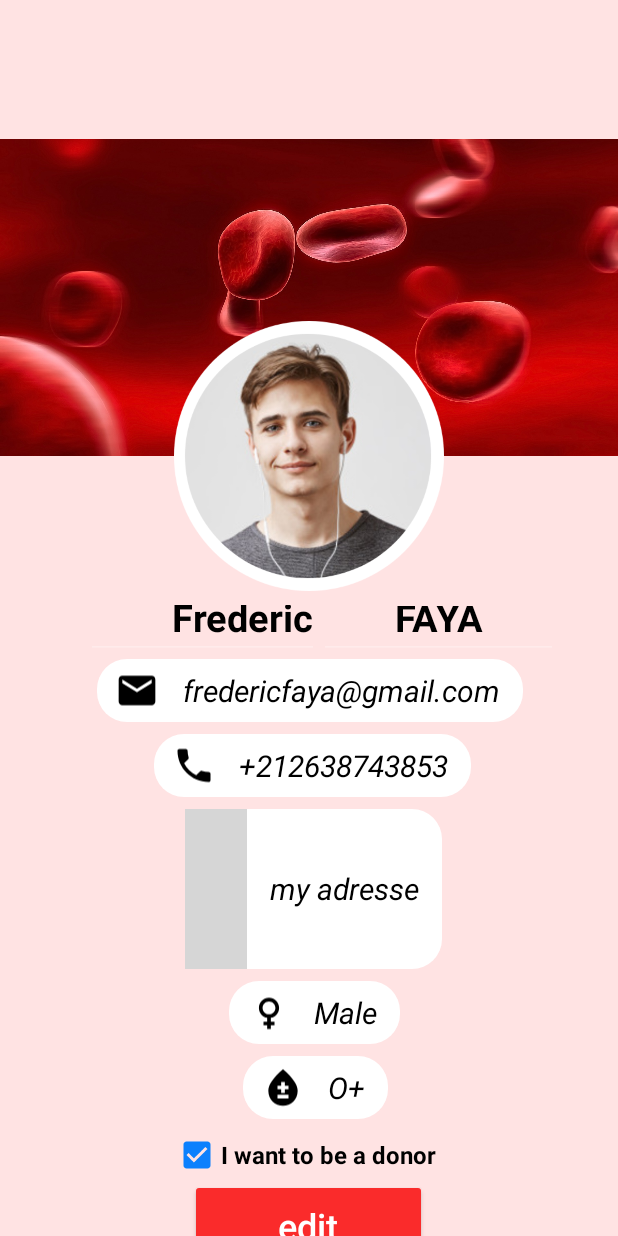
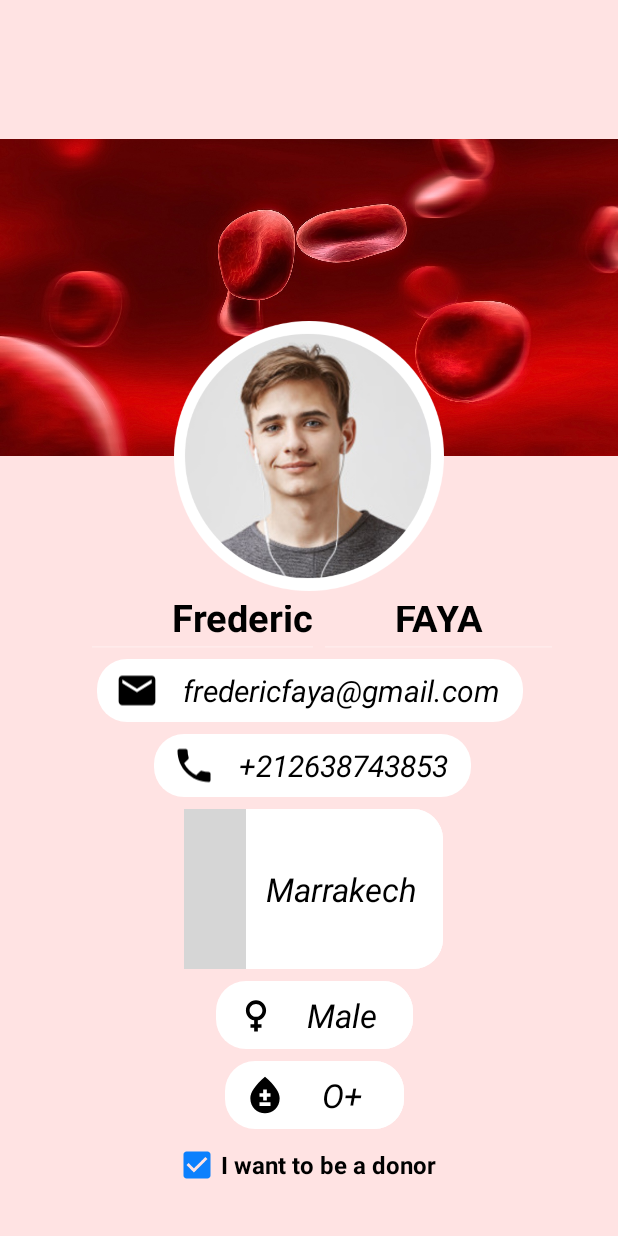
Before and after one commit to Mobile-Prj/MINI_PROJET_APPLICATION_MOBILE-BLOOD_DONATION, an Android app: the fragment ProfileFragment placed in its activity, on a phone screen of 412 x 824 dp. Run offline under Robolectric (Android 15) with nearby library versions, the phone set to English and light mode, and no system bars; grey boxes are pictures that could not be loaded.

Commit message:
update:update profile interface

```diff
--- a/app/src/main/java/com/example/miniprojetapplicationmobileblooddonation/Database/DataBaseHelper.java
+++ b/app/src/main/java/com/example/miniprojetapplicationmobileblooddonation/Database/DataBaseHelper.java
@@ -5,6 +5,8 @@ import android.content.Context;
 import android.database.Cursor;
 import android.database.sqlite.SQLiteDatabase;
 import android.database.sqlite.SQLiteOpenHelper;
+import android.graphics.Bitmap;
+import android.graphics.BitmapFactory;
 
 import androidx.annotation.Nullable;
 
@@ -21,7 +23,7 @@ public class DataBaseHelper extends SQLiteOpenHelper {
     @Override
     public void onCreate(SQLiteDatabase sqLiteDatabase) {
         //CREATE Table
-        sqLiteDatabase.execSQL("CREATE TABLE user(id integer primary key AUTOINCREMENT,FirstName text,LastName text,gender text,Phone text,Address text,email text,BloodCategory text,password text,image text,Isdonor boolean)");
+        sqLiteDatabase.execSQL("CREATE TABLE user(id integer primary key AUTOINCREMENT,FirstName text,LastName text,gender text,Phone text,Address text,email text,BloodCategory text,password text,image blob,Isdonor boolean)");
         sqLiteDatabase.execSQL("CREATE TABLE requester(id integer primary key AUTOINCREMENT,FullName text,Contact text,PostedOn text,Location text,BloodCategory text)");
 
     }
@@ -110,7 +112,6 @@ public class DataBaseHelper extends SQLiteOpenHelper {
         Cursor cursor = db.rawQuery(query, new String[]{email});
 
         // get informations from the cursor
-        userProfile.setUserImage(cursor.getString(9));
         userProfile.setFirstName(cursor.getString(1));
         userProfile.setLastName(cursor.getString(2));
         userProfile.setEmail(cursor.getString(6));
@@ -118,8 +119,11 @@ public class DataBaseHelper extends SQLiteOpenHelper {
         userProfile.setGender(cursor.getString(3));
         userProfile.setPhone(cursor.getString(3));
         userProfile.setBloodType(cursor.getString(7));
-        userProfile.setUserImage(cursor.getString(9));
         userProfile.setDonor(cursor.getInt(10)==1);
+
+        byte[] img = cursor.getBlob(9);
+        Bitmap bitmap = BitmapFactory.decodeByteArray(img, 0, img.length);
+        userProfile.setUserImage(bitmap);
 
         return userProfile;
 
@@ -135,7 +139,7 @@ public class DataBaseHelper extends SQLiteOpenHelper {
         contentValues.put("phone", userProfile.getPhone());
         contentValues.put("gender", userProfile.getGender());
         contentValues.put("bloodType", userProfile.getBloodType());
-        contentValues.put("image", userProfile.getUserImage());
+        //contentValues.put("image", userProfile.getUserImage());
         contentValues.put("isDonor", userProfile.getDonor());
 
         Cursor cursor = db.rawQuery("SELECT * FROM USER WHERE email = ?", new String[]{userProfile.getEmail()});
--- a/app/src/main/java/com/example/miniprojetapplicationmobileblooddonation/Fragments/ProfileFragment.java
+++ b/app/src/main/java/com/example/miniprojetapplicationmobileblooddonation/Fragments/ProfileFragment.java
@@ -4,17 +4,18 @@ import android.os.Bundle;
 import android.view.LayoutInflater;
 import android.view.View;
 import android.view.ViewGroup;
+import android.widget.ArrayAdapter;
 import android.widget.Button;
 import android.widget.CheckBox;
 import android.widget.EditText;
 import android.widget.ImageView;
+import android.widget.Spinner;
 import android.widget.TextView;
 import android.widget.Toast;
 
 import androidx.annotation.NonNull;
 import androidx.annotation.Nullable;
 import androidx.fragment.app.Fragment;
-import androidx.fragment.app.FragmentTransaction;
 
 import com.example.miniprojetapplicationmobileblooddonation.Database.DataBaseHelper;
 import com.example.miniprojetapplicationmobileblooddonation.Models.UserProfile;
@@ -22,13 +23,15 @@ import com.example.miniprojetapplicationmobileblooddonation.R;
 
 public class ProfileFragment extends Fragment {
 
-    EditText phone, address, gender, bloodType, firstName, lastName;
+    EditText phone, firstName, lastName;
     ImageView profileImage;
     TextView email;
     CheckBox isDonor;
     Button editButton;
     UserProfile userProfile;
+    Spinner bloodType, address, gender;
     String user_email;
+    ArrayAdapter<CharSequence> bloodTpyeArrayAdapter, genderArrayAdapter, cityArrayAdapter;
 
     @Nullable
     @Override
@@ -39,9 +42,10 @@ public class ProfileFragment extends Fragment {
     @Override
     public void onViewCreated(@NonNull View view, @Nullable Bundle savedInstanceState) {
         super.onViewCreated(view, savedInstanceState);
+
         DataBaseHelper dataBaseHelper = new DataBaseHelper(getContext());
         userProfile = new UserProfile(
-                "img",
+                null,
                 "Frederic",
                 "FAYA",
                 "fredericfaya@gmail.com",
@@ -55,27 +59,42 @@ public class ProfileFragment extends Fragment {
         // get the user profile
         // userProfile = dataBaseHelper.getUserProfile(user_email);
 
-
         editButton = view.findViewById(R.id.edit_profile_button);
         phone = view.findViewById(R.id.profile_telephone);
         address = view.findViewById(R.id.profile_address);
         gender = view.findViewById(R.id.profile_gender);
-        bloodType = view.findViewById(R.id.profile_blood_type);
+        bloodType = view.findViewById(R.id.listGrpBlood);
         isDonor = view.findViewById(R.id.profile_checkBox);
         firstName = view.findViewById(R.id.profile_firstName);
         lastName = view.findViewById(R.id.profile_lastName);
         profileImage = view.findViewById(R.id.imageView9);
         email = view.findViewById(R.id.profile_email);
 
+        // for the spinners parts
+        bloodTpyeArrayAdapter = ArrayAdapter.createFromResource(this.getContext(), R.array.bloodGroups, R.layout.spinner_item);
+        genderArrayAdapter = ArrayAdapter.createFromResource(this.getContext(), R.array.genders, R.layout.spinner_item);
+        cityArrayAdapter = ArrayAdapter.createFromResource(this.getContext(), R.array.city_list, R.layout.spinner_item);
+        bloodTpyeArrayAdapter.setDropDownViewResource(R.layout.spinner_item);
+        genderArrayAdapter.setDropDownViewResource(R.layout.spinner_item);
+        cityArrayAdapter.setDropDownViewResource(R.layout.spinner_item);
+        bloodType.setAdapter(bloodTpyeArrayAdapter);
+        gender.setAdapter(genderArrayAdapter);
+        address.setAdapter(cityArrayAdapter);
+        //bloodType.setOnItemSelectedListener(this);
+
         // set initial values in the deseign
         firstName.setText(userProfile.getFirstName());
         lastName.setText(userProfile.getLastName());
         email.setText(userProfile.getEmail());
         phone.setText(userProfile.getPhone());
-        address.setText(userProfile.getAddress());
-        gender.setText(userProfile.getGender());
-        bloodType.setText(userProfile.getBloodType());
         isDonor.setChecked(userProfile.getDonor());
+        // for the spinners
+        int position_blood_type = bloodTpyeArrayAdapter.getPosition(userProfile.getBloodType());
+        bloodType.setSelection(position_blood_type);
+        int position_gender = genderArrayAdapter.getPosition(userProfile.getGender());
+        gender.setSelection(position_gender);
+        int position_city = cityArrayAdapter.getPosition(userProfile.getAddress());
+        address.setSelection(position_city);
 
 
         phone.setEnabled(false);
@@ -102,15 +121,16 @@ public class ProfileFragment extends Fragment {
                     firstName.setEnabled(true);
                     lastName.setEnabled(true);
                     isDonor.setClickable(true);
+                    profileImage.setClickable(true);
                 }else{
 
                     // get the new values of texts
                     userProfile.setFirstName(firstName.getText().toString());
                     userProfile.setLastName(lastName.getText().toString());
                     userProfile.setPhone(phone.getText().toString());
-                    userProfile.setAddress(address.getText().toString());
-                    userProfile.setGender(gender.getText().toString());
-                    userProfile.setBloodType(bloodType.getText().toString());
+                    userProfile.setAddress(address.getSelectedItem().toString());
+                    userProfile.setGender(gender.getSelectedItem().toString());
+                    userProfile.setBloodType(bloodType.getSelectedItem().toString());
                     userProfile.setDonor(isDonor.isChecked());
 
                     boolean updated = dataBaseHelper.updateUserProfile(userProfile);
@@ -132,5 +152,12 @@ public class ProfileFragment extends Fragment {
 
             }
         });
+
+        profileImage.setOnClickListener(new View.OnClickListener() {
+            @Override
+            public void onClick(View view) {
+
+            }
+        });
     }
 }
--- a/app/src/main/java/com/example/miniprojetapplicationmobileblooddonation/Models/UserProfile.java
+++ b/app/src/main/java/com/example/miniprojetapplicationmobileblooddonation/Models/UserProfile.java
@@ -1,7 +1,9 @@
 package com.example.miniprojetapplicationmobileblooddonation.Models;
 
+import android.graphics.Bitmap;
+
 public class UserProfile {
-    String userImage;
+    Bitmap userImage;
     String firstName;
     String LastName;
     String email;
@@ -11,7 +13,7 @@ public class UserProfile {
     String bloodType;
     boolean isDonor;
 
-    public UserProfile(String userImage, String firstName, String lastName, String email, String phone, String address, String gender, String bloodType, boolean isDonor) {
+    public UserProfile(Bitmap userImage, String firstName, String lastName, String email, String phone, String address, String gender, String bloodType, boolean isDonor) {
         this.userImage = userImage;
         this.firstName = firstName;
         LastName = lastName;
@@ -27,11 +29,11 @@ public class UserProfile {
 
     }
 
-    public String getUserImage() {
+    public Bitmap getUserImage() {
         return userImage;
     }
 
-    public void setUserImage(String userImage) {
+    public void setUserImage(Bitmap userImage) {
         this.userImage = userImage;
     }
 
--- a/app/src/main/res/layout/fragment_profile.xml
+++ b/app/src/main/res/layout/fragment_profile.xml
@@ -1,9 +1,9 @@
 <?xml version="1.0" encoding="utf-8"?>
 <RelativeLayout xmlns:android="http://schemas.android.com/apk/res/android"
+    xmlns:app="http://schemas.android.com/apk/res-auto"
+    xmlns:tools="http://schemas.android.com/tools"
     android:layout_width="match_parent"
-    android:layout_height="match_parent"
-    xmlns:app="http://schemas.android.com/apk/res-auto"
-    xmlns:tools="http://schemas.android.com/tools">
+    android:layout_height="wrap_content">
 
     <androidx.constraintlayout.widget.ConstraintLayout
         android:id="@+id/background_profile"
@@ -30,12 +30,12 @@
             android:id="@+id/imageView9"
             android:layout_width="180dp"
             android:layout_height="180dp"
+            android:contentDescription="@string/img_profile_desc"
             app:layout_constraintBottom_toBottomOf="@+id/img_blood_cells"
             app:layout_constraintEnd_toEndOf="parent"
             app:layout_constraintStart_toStartOf="parent"
             app:layout_constraintTop_toBottomOf="@+id/img_blood_cells"
-            app:srcCompat="@drawable/profile_img"
-            android:contentDescription="@string/img_profile_desc" />
+            app:srcCompat="@drawable/profile_img" />
 
 
         <Button
@@ -119,8 +119,8 @@
                 android:id="@+id/profile_telephone"
                 android:layout_width="match_parent"
                 android:layout_height="match_parent"
+                android:paddingHorizontal="15dp"
                 android:paddingVertical="7dp"
-                android:paddingHorizontal="15dp"
                 android:text="@string/profile_phone_number"
                 android:textAlignment="center"
                 android:textColor="@color/black"
@@ -146,22 +146,18 @@
                 android:id="@+id/icone_home"
                 android:layout_width="41dp"
                 android:layout_height="match_parent"
-                android:contentDescription="@string/email"
+                android:contentDescription="@string/profile_address"
                 android:paddingVertical="5dp"
                 android:paddingStart="12dp"
                 app:srcCompat="@drawable/ic_baseline_home_24" />
 
-            <EditText
+            <Spinner
                 android:id="@+id/profile_address"
                 android:layout_width="match_parent"
                 android:layout_height="match_parent"
-                android:paddingVertical="7dp"
-                android:paddingHorizontal="15dp"
-                android:text="@string/profile_address"
-                android:textAlignment="center"
-                android:textColor="@color/black"
-                android:textSize="20sp"
-                android:textStyle="italic" />
+                android:background="@drawable/background"
+                tools:ignore="TouchTargetSizeCheck,SpeakableTextPresentCheck" />
+
 
         </LinearLayout>
 
@@ -182,22 +178,17 @@
                 android:id="@+id/icone_gender"
                 android:layout_width="41dp"
                 android:layout_height="match_parent"
-                android:contentDescription="@string/email"
+                android:contentDescription="@string/profile_gender"
                 android:paddingVertical="5dp"
                 android:paddingStart="12dp"
                 app:srcCompat="@drawable/ic_baseline_female_24" />
 
-            <EditText
+            <Spinner
                 android:id="@+id/profile_gender"
                 android:layout_width="match_parent"
                 android:layout_height="match_parent"
-                android:paddingVertical="7dp"
-                android:paddingHorizontal="15dp"
-                android:text="@string/profile_gender"
-                android:textAlignment="center"
-                android:textColor="@color/black"
-                android:textSize="20sp"
-                android:textStyle="italic" />
+                android:background="@drawable/background"
+                tools:ignore="TouchTargetSizeCheck,SpeakableTextPresentCheck" />
 
         </LinearLayout>
 
@@ -223,17 +214,12 @@
                 android:paddingStart="12dp"
                 app:srcCompat="@drawable/ic_baseline_bloodtype_24" />
 
-            <EditText
-                android:id="@+id/profile_blood_type"
+            <Spinner
+                android:id="@+id/listGrpBlood"
                 android:layout_width="match_parent"
                 android:layout_height="match_parent"
-                android:paddingVertical="7dp"
-                android:paddingHorizontal="15dp"
-                android:text="@string/profile_blood_group"
-                android:textAlignment="center"
-                android:textColor="@color/black"
-                android:textSize="20sp"
-                android:textStyle="italic" />
+                android:background="@drawable/background"
+                tools:ignore="TouchTargetSizeCheck,SpeakableTextPresentCheck" />
 
         </LinearLayout>
 
--- /dev/null
+++ b/app/src/main/res/layout/spinner_item.xml
@@ -0,0 +1,14 @@
+<?xml version="1.0" encoding="utf-8"?>
+
+<TextView xmlns:android="http://schemas.android.com/apk/res/android"
+    android:layout_width="match_parent"
+    android:layout_height="match_parent"
+    android:gravity="center"
+    android:textAlignment="center"
+    android:paddingHorizontal="8dp"
+    android:paddingVertical="8dp"
+    android:layout_marginBottom="10dp"
+    android:paddingEnd="12dp"
+    android:textColor="#000000"
+    android:textSize="22sp"
+    android:textStyle="italic" />
--- a/app/src/main/res/values/strings.xml
+++ b/app/src/main/res/values/strings.xml
@@ -60,6 +60,11 @@
 
     </string-array>
 
+    <string-array name="genders">
+        <item>Male</item>
+        <item>Female</item>
+    </string-array>
+
     <string-array name="ld_activityScreenTitles">
         <item></item>
         <item>Home</item>
```
